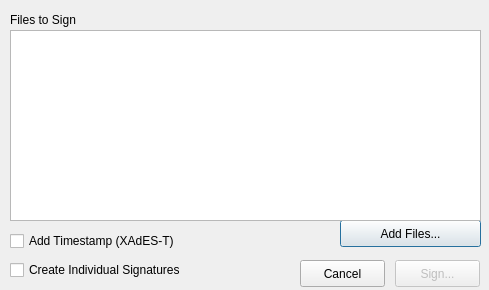
This is _src/eidmw/eidgui/dlgSignature.ui in 12019/svn.gov.pt as Qt 5 draws it before an edit. The edited form follows.
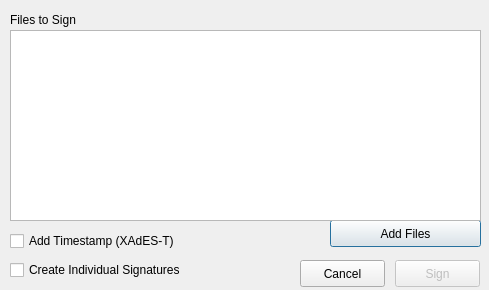
This is the edited form. Icons and pictures are not drawn. Custom widgets are drawn as their Qt base class.

```diff
--- a/_src/eidmw/eidgui/dlgSignature.ui
+++ b/_src/eidmw/eidgui/dlgSignature.ui
@@ -29,9 +29,9 @@
   <widget class="QPushButton" name="pbAddFiles">
    <property name="geometry">
     <rect>
-     <x>340</x>
+     <x>330</x>
      <y>220</y>
-     <width>141</width>
+     <width>151</width>
      <height>27</height>
     </rect>
    </property>
@@ -42,7 +42,7 @@
     </sizepolicy>
    </property>
    <property name="text">
-    <string>Add Files...</string>
+    <string>Add Files</string>
    </property>
   </widget>
   <widget class="QLabel" name="labelHeader">
@@ -84,7 +84,7 @@
     </rect>
    </property>
    <property name="text">
-    <string>Sign...</string>
+    <string>Sign</string>
    </property>
   </widget>
   <widget class="MyListView" name="listView">
@@ -102,7 +102,7 @@
     <rect>
      <x>10</x>
      <y>230</y>
-     <width>251</width>
+     <width>291</width>
      <height>22</height>
     </rect>
    </property>
```
